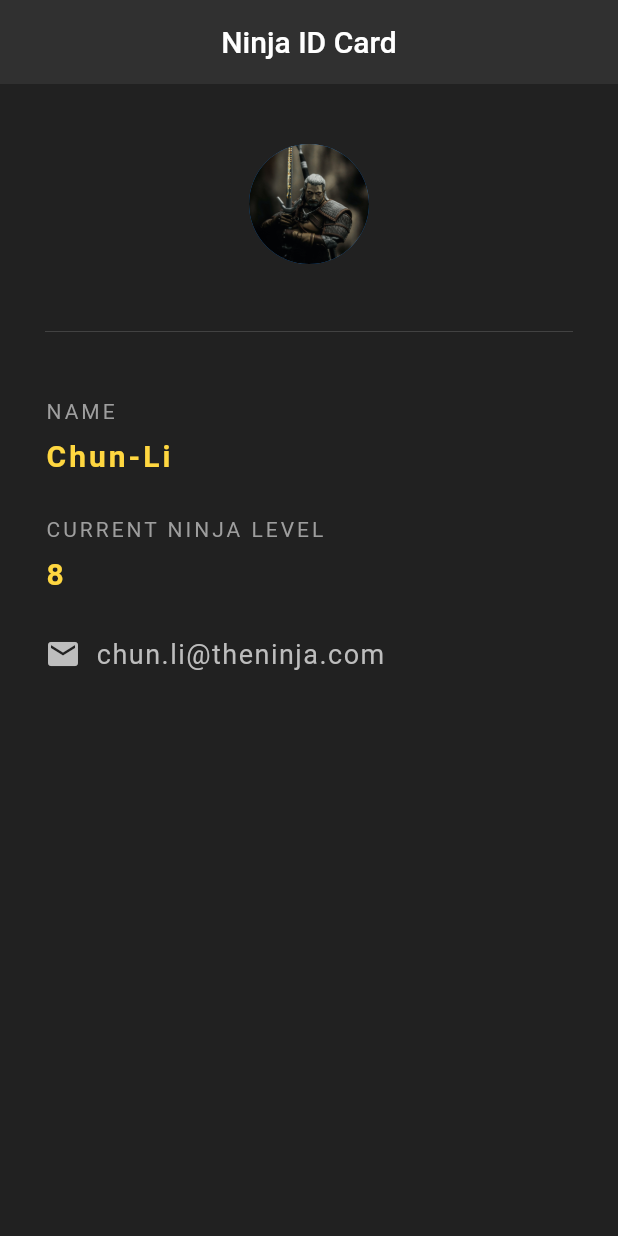
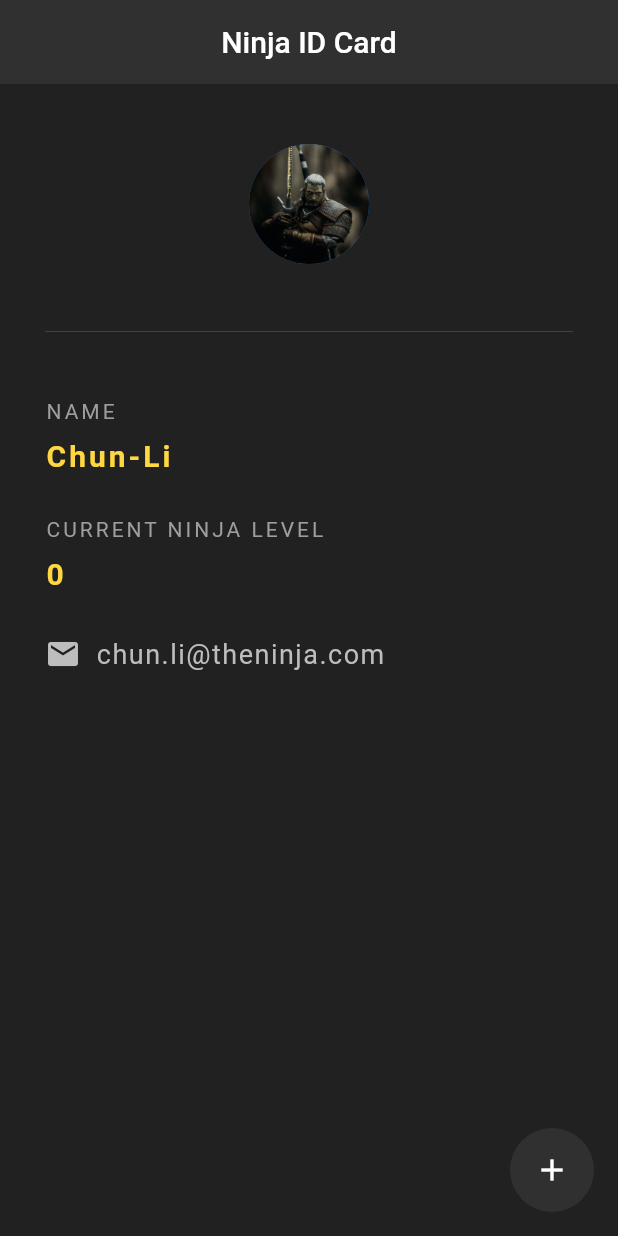
Before and after one commit to kaglet/Kwiz, a Flutter app: the screen it shows after launch, on a phone screen of 412 x 824 dp. Run offline on Flutter 3.47's test engine with Material 2 defaults, Android fonts, the phone set to English and light mode, and no system bars.

```diff
--- a/lib/main.dart
+++ b/lib/main.dart
@@ -4,8 +4,15 @@ void main() => runApp(MaterialApp(
       home: NinjaCard(),
     ));
 
-class NinjaCard extends StatelessWidget {
+class NinjaCard extends StatefulWidget {
   const NinjaCard({super.key});
+
+  @override
+  State<NinjaCard> createState() => _NinjaCardState();
+}
+
+class _NinjaCardState extends State<NinjaCard> {
+  int ninjaLevel = 0;
 
   @override
   Widget build(BuildContext context) {
@@ -14,6 +21,20 @@ class NinjaCard extends StatelessWidget {
       appBar: AppBar(
         title: Text('Ninja ID Card'),
         centerTitle: true,
+        backgroundColor: Colors.grey[850],
+        elevation: 0.0,
+      ),
+      floatingActionButton: FloatingActionButton(
+        onPressed: () {
+          // triggers function to rebuild with changed state
+          // updates everytime button is pressed
+          setState(() {
+            ninjaLevel++;
+          });
+        },
+        child: Icon(
+          Icons.add,
+        ),
         backgroundColor: Colors.grey[850],
         elevation: 0.0,
       ),
@@ -64,7 +85,7 @@ class NinjaCard extends StatelessWidget {
               height: 10.0,
             ),
             Text(
-              '8',
+              '$ninjaLevel',
               style: TextStyle(
                   color: Colors.amberAccent[200],
                   letterSpacing: 2.0,
```
